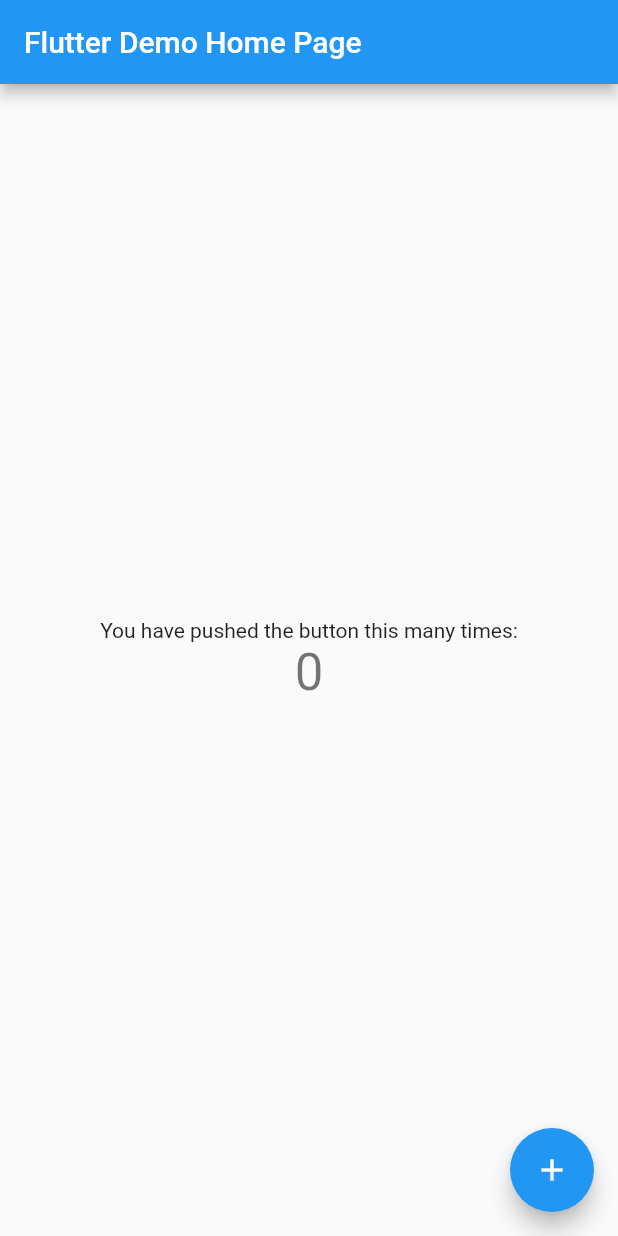
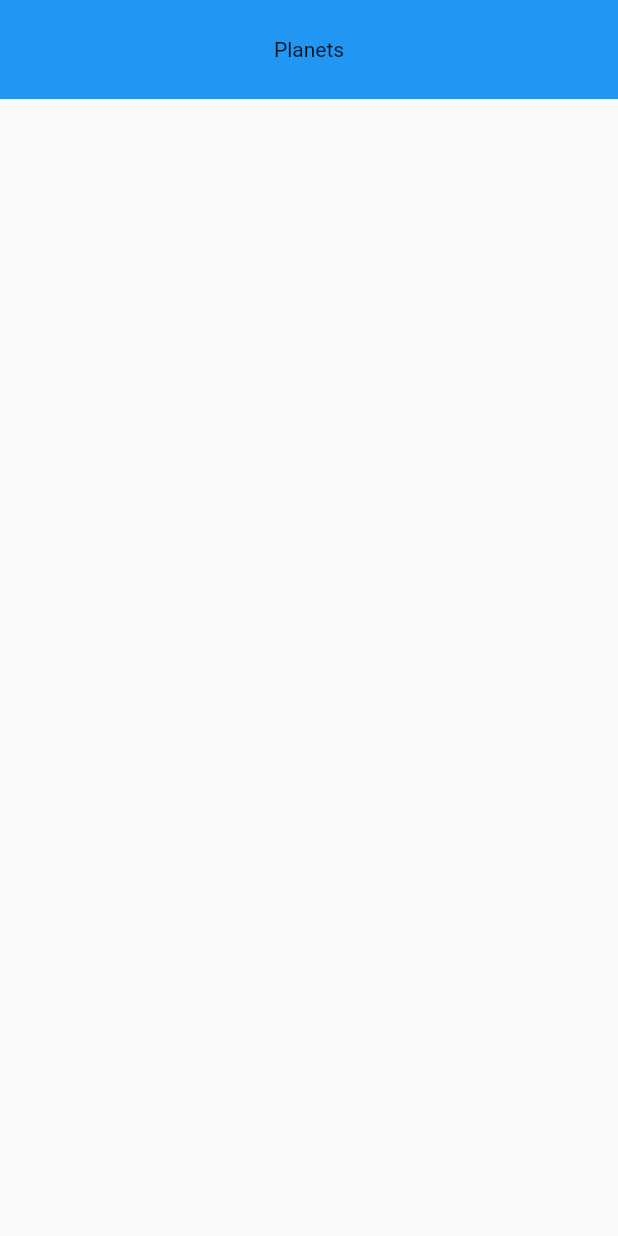
Before and after one commit to xeoneux/treva, a Flutter app: the screen it shows after launch, on a phone screen of 412 x 824 dp. Run offline on Flutter 3.47's test engine with Material 2 defaults, Android fonts, the phone set to English and light mode, and no system bars.

Commit message:
Add simple app bar

```diff
--- a/lib/main.dart
+++ b/lib/main.dart
@@ -1,109 +1,12 @@
 import 'package:flutter/material.dart';
 
-void main() => runApp(new MyApp());
+import 'package:planets/ui/home/HomePage.dart';
 
-class MyApp extends StatelessWidget {
-  // This widget is the root of your application.
-  @override
-  Widget build(BuildContext context) {
-    return new MaterialApp(
-      title: 'Flutter Demo',
-      theme: new ThemeData(
-        // This is the theme of your application.
-        //
-        // Try running your application with "flutter run". You'll see the
-        // application has a blue toolbar. Then, without quitting the app, try
-        // changing the primarySwatch below to Colors.green and then invoke
-        // "hot reload" (press "r" in the console where you ran "flutter run",
-        // or press Run > Flutter Hot Reload in IntelliJ). Notice that the
-        // counter didn't reset back to zero; the application is not restarted.
-        primarySwatch: Colors.blue,
-      ),
-      home: new MyHomePage(title: 'Flutter Demo Home Page'),
-    );
-  }
+void main() {
+  runApp(
+    MaterialApp(
+      title: 'Planets',
+      home: HomePage(),
+    ),
+  );
 }
-
-class MyHomePage extends StatefulWidget {
-  MyHomePage({Key key, this.title}) : super(key: key);
-
-  // This widget is the home page of your application. It is stateful, meaning
-  // that it has a State object (defined below) that contains fields that affect
-  // how it looks.
-
-  // This class is the configuration for the state. It holds the values (in this
-  // case the title) provided by the parent (in this case the App widget) and
-  // used by the build method of the State. Fields in a Widget subclass are
-  // always marked "final".
-
-  final String title;
-
-  @override
-  _MyHomePageState createState() => new _MyHomePageState();
-}
-
-class _MyHomePageState extends State<MyHomePage> {
-  int _counter = 0;
-
-  void _incrementCounter() {
-    setState(() {
-      // This call to setState tells the Flutter framework that something has
-      // changed in this State, which causes it to rerun the build method below
-      // so that the display can reflect the updated values. If we changed
-      // _counter without calling setState(), then the build method would not be
-      // called again, and so nothing would appear to happen.
-      _counter++;
-    });
-  }
-
-  @override
-  Widget build(BuildContext context) {
-    // This method is rerun every time setState is called, for instance as done
-    // by the _incrementCounter method above.
-    //
-    // The Flutter framework has been optimized to make rerunning build methods
-    // fast, so that you can just rebuild anything that needs updating rather
-    // than having to individually change instances of widgets.
-    return new Scaffold(
-      appBar: new AppBar(
-        // Here we take the value from the MyHomePage object that was created by
-        // the App.build method, and use it to set our appbar title.
-        title: new Text(widget.title),
-      ),
-      body: new Center(
-        // Center is a layout widget. It takes a single child and positions it
-        // in the middle of the parent.
-        child: new Column(
-          // Column is also layout widget. It takes a list of children and
-          // arranges them vertically. By default, it sizes itself to fit its
-          // children horizontally, and tries to be as tall as its parent.
-          //
-          // Invoke "debug paint" (press "p" in the console where you ran
-          // "flutter run", or select "Toggle Debug Paint" from the Flutter tool
-          // window in IntelliJ) to see the wireframe for each widget.
-          //
-          // Column has various properties to control how it sizes itself and
-          // how it positions its children. Here we use mainAxisAlignment to
-          // center the children vertically; the main axis here is the vertical
-          // axis because Columns are vertical (the cross axis would be
-          // horizontal).
-          mainAxisAlignment: MainAxisAlignment.center,
-          children: <Widget>[
-            new Text(
-              'You have pushed the button this many times:',
-            ),
-            new Text(
-              '$_counter',
-              style: Theme.of(context).textTheme.display1,
-            ),
-          ],
-        ),
-      ),
-      floatingActionButton: new FloatingActionButton(
-        onPressed: _incrementCounter,
-        tooltip: 'Increment',
-        child: new Icon(Icons.add),
-      ), // This trailing comma makes auto-formatting nicer for build methods.
-    );
-  }
-}
--- /dev/null
+++ b/lib/ui/home/HomePage.dart
@@ -0,0 +1,30 @@
+import 'package:flutter/material.dart';
+
+class HomePage extends StatelessWidget {
+  @override
+  Widget build(BuildContext context) {
+    return Scaffold(
+      body: Column(
+        children: <Widget>[
+          _GradientAppBar('Planets'),
+        ],
+      ),
+    );
+  }
+}
+
+class _GradientAppBar extends StatelessWidget {
+  final String title;
+  final double barHeight = 66.0;
+
+  _GradientAppBar(this.title);
+
+  @override
+  Widget build(BuildContext context) {
+    return Container(
+      height: barHeight,
+      child: Center(child: Text(title)),
+      decoration: BoxDecoration(color: Colors.blue),
+    );
+  }
+}
```
Also changed, not shown: 2 other files.
